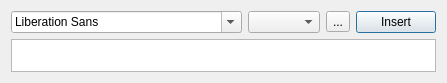
Qt form pdfedit/ui/InsertTextDlg.ui (match41/sumpdf) before a commit.
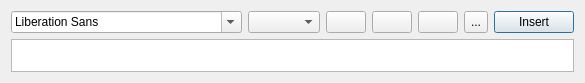
The same form after that commit. Icons and pictures are not drawn.

Commit message: color, bold, italic, underline - not yet finalized

Patch:
```diff
--- a/pdfedit/ui/InsertTextDlg.ui
+++ b/pdfedit/ui/InsertTextDlg.ui
@@ -9,7 +9,7 @@
    <rect>
     <x>0</x>
     <y>0</y>
-    <width>390</width>
+    <width>492</width>
     <height>83</height>
    </rect>
   </property>
@@ -23,7 +23,7 @@
    <string>Dialog</string>
   </property>
   <layout class="QGridLayout" name="gridLayout">
-   <item row="1" column="3">
+   <item row="1" column="6">
     <widget class="QPushButton" name="m_btn_insert">
      <property name="text">
       <string>Insert</string>
@@ -33,7 +33,7 @@
    <item row="1" column="0">
     <widget class="QFontComboBox" name="m_font"/>
    </item>
-   <item row="2" column="0" colspan="4">
+   <item row="2" column="0" colspan="7">
     <widget class="QTextEdit" name="m_text">
      <property name="sizePolicy">
       <sizepolicy hsizetype="Expanding" vsizetype="Ignored">
@@ -46,8 +46,14 @@
    <item row="1" column="1">
     <widget class="QComboBox" name="m_fontsize"/>
    </item>
-   <item row="1" column="2">
+   <item row="1" column="5">
     <widget class="QToolButton" name="m_textcolor">
+     <property name="sizePolicy">
+      <sizepolicy hsizetype="Preferred" vsizetype="Preferred">
+       <horstretch>0</horstretch>
+       <verstretch>0</verstretch>
+      </sizepolicy>
+     </property>
      <property name="text">
       <string>...</string>
      </property>
@@ -57,6 +63,48 @@
      </property>
     </widget>
    </item>
+   <item row="1" column="2">
+    <widget class="QPushButton" name="m_bold">
+     <property name="text">
+      <string/>
+     </property>
+     <property name="icon">
+      <iconset resource="pdfedit.qrc">
+       <normaloff>:/images/bold.png</normaloff>:/images/bold.png</iconset>
+     </property>
+     <property name="checkable">
+      <bool>true</bool>
+     </property>
+    </widget>
+   </item>
+   <item row="1" column="3">
+    <widget class="QPushButton" name="m_italic">
+     <property name="text">
+      <string/>
+     </property>
+     <property name="icon">
+      <iconset resource="pdfedit.qrc">
+       <normaloff>:/images/italic.png</normaloff>:/images/italic.png</iconset>
+     </property>
+     <property name="checkable">
+      <bool>true</bool>
+     </property>
+    </widget>
+   </item>
+   <item row="1" column="4">
+    <widget class="QPushButton" name="m_underlined">
+     <property name="text">
+      <string/>
+     </property>
+     <property name="icon">
+      <iconset resource="pdfedit.qrc">
+       <normaloff>:/images/underline.png</normaloff>:/images/underline.png</iconset>
+     </property>
+     <property name="checkable">
+      <bool>true</bool>
+     </property>
+    </widget>
+   </item>
   </layout>
  </widget>
  <resources>
```
The commit also changes 12 other files.
